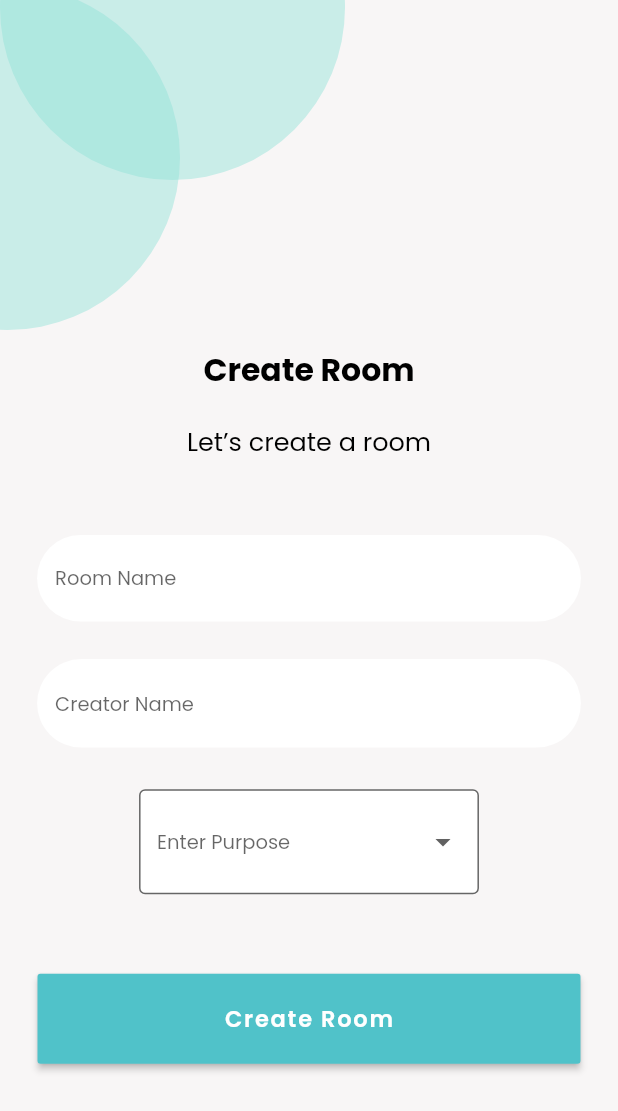
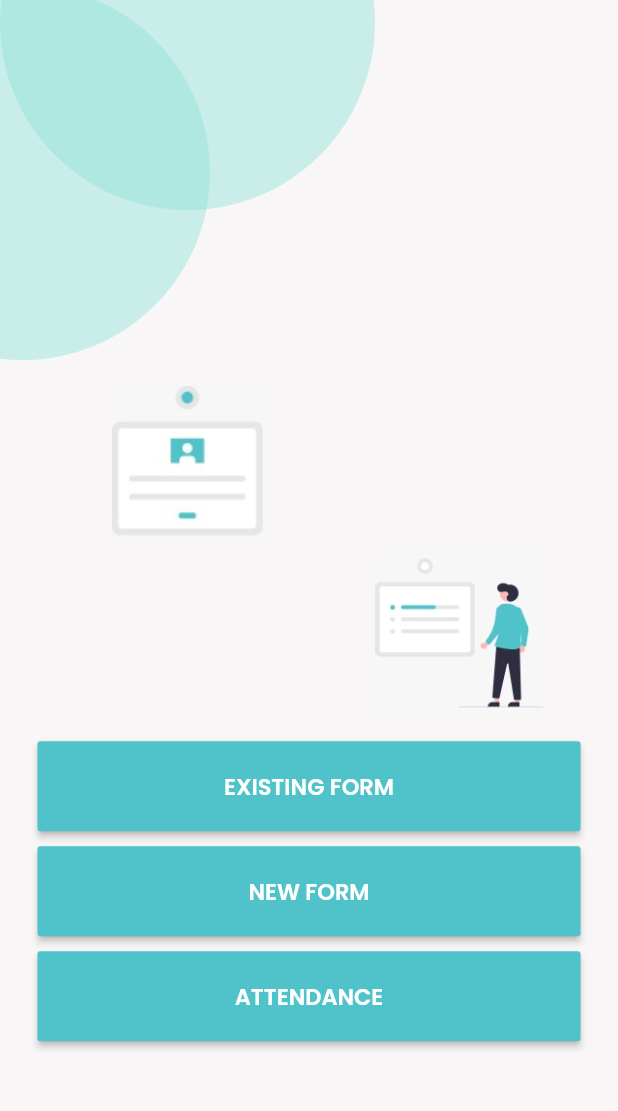
Before and after one commit to Crazzygamerr/SNDR, a Flutter app: the SampleFrontend screen opened by its route, after a tap on "CREATE ROOM", on a phone screen of 412 x 824 dp. Shown: the top 1111 px of the screen. Run offline on Flutter 3.47's test engine with Material 2 defaults, Android fonts, the phone set to English and light mode, and no system bars; our stand-ins replace camera, file_picker, open_filex; missing offline and left inert: nearby_connections.

Commit message:
cp
form types

```diff
--- /dev/null
+++ b/lib/CPSampleFormTypes.dart
@@ -0,0 +1,291 @@
+import 'package:flutter/material.dart';
+import 'package:provider/provider.dart';
+import 'dart:developer' as developer;
+
+class CPSampleFormTypes extends StatefulWidget {
+  const CPSampleFormTypes({Key? key}) : super(key: key);
+
+  @override
+  CPSampleFormTypesState createState() => CPSampleFormTypesState();
+}
+
+class CPSampleFormTypesState extends State<CPSampleFormTypes> {
+  @override
+  void initState() {
+    // void activate() {
+    super.initState();
+    super.activate();
+    // developer.log("init");
+    // startDis();
+    // WidgetsBinding.instance.addPostFrameCallback((_) {
+    //   context.read<NearbyService>().payloads = [{}];
+    // });
+  }
+
+  // void startDis() async {
+  //   await NearbyService().stopAllEndpoints();
+  //   String s = await NearbyService().startDiscovery();
+  //   if(s != 'true') {
+  //     showSnackbar(s);
+  //   }
+  // }
+
+  // @override
+  // void didChangeDependencies() {
+  //   super.didChangeDependencies();
+  //   // context.read<NearbyService>().addListener(changeRoute);
+
+  // }
+
+  // void changeRoute() {
+  //   if(context.read<NearbyService>().payloads[0].containsKey('content')
+  //     && context.read<NearbyService>().isDiscovering
+  //     && ModalRoute.of(context)!.settings.name != '/responsePage'
+  //     ){
+  //       Navigator.pushNamed(context, '/responsePage');
+  //     }
+  // }
+
+  @override
+  void dispose() {
+    // // void deactivate() {
+    //   NearbyService().stopDiscovery();
+    //   NearbyService().stopAllEndpoints();
+    // developer.log("dispose");
+    // context.read<NearbyService>().removeListener(changeRoute);
+    super.dispose();
+    // super.deactivate();
+  }
+
+  final ButtonStyle flatButtonStyle = TextButton.styleFrom(
+    backgroundColor: Color(0XFF50C2C9),
+    minimumSize: Size(88, 36),
+    padding: EdgeInsets.symmetric(horizontal: 20.0),
+    shape: const RoundedRectangleBorder(
+      borderRadius: BorderRadius.all(Radius.circular(2.0)),
+    ),
+  );
+
+  @override
+  Widget build(BuildContext context) {
+    return Scaffold(
+        backgroundColor: Color.fromARGB(255, 248, 246, 246),
+        body: SafeArea(
+            child: Column(children: [
+              Container(
+                  height: MediaQuery.of(context).size.height * 0.30,
+                  child: Stack(children: [
+                    // Positioned(
+                    //   top: 640,
+                    //   child: Container(
+                    //       margin: EdgeInsets.all(25),
+                    //       child: SizedBox(
+                    //         width: MediaQuery.of(context).size.width * 0.88,
+                    //         height: 60.0,
+                    //         child: ElevatedButton(
+                    //           style: flatButtonStyle,
+                    //           onPressed: () {
+                    //             Navigator.pushNamed(context, '/createForm');
+                    //           },
+                    //           child: Text(
+                    //             "CREATE ROOM",
+                    //             style: TextStyle(
+                    //               fontFamily: 'Poppins',
+                    //               fontSize: 15.0,
+                    //               fontWeight: FontWeight.w600,
+                    //             ),
+                    //           ),
+                    //         ),
+                    //       )),
+                    // ),
+                    // Positioned(
+                    //   top: 560,
+                    //   child: Container(
+                    //       margin: EdgeInsets.all(25),
+                    //       child: SizedBox(
+                    //         width: MediaQuery.of(context).size.width * 0.88,
+                    //         height: 60.0,
+                    //         child: ElevatedButton(
+                    //           style: flatButtonStyle,
+                    //           onPressed: () {
+                    //             Navigator.pushNamed(context, '/rooms');
+                    //           },
+                    //           child: Text(
+                    //             "JOIN ROOM",
+                    //             style: TextStyle(
+                    //               fontFamily: 'Poppins',
+                    //               fontSize: 15.0,
+                    //               fontWeight: FontWeight.w600,
+                    //             ),
+                    //           ),
+                    //         ),
+                    //       )),
+                    // ),
+                    // Positioned(
+                    //     top: 510,
+                    //     left: 145,
+                    //     child: Container(
+                    //       child: Text(
+                    //         'Go Ahead',
+                    //         style: TextStyle(
+                    //           fontFamily: 'Poppins',
+                    //           fontSize: 17.0,
+                    //           color: Colors.black,
+                    //           fontWeight: FontWeight.normal,
+                    //         ),
+                    //       ),
+                    //     )),
+                    // Positioned(
+                    //     top: 350,
+                    //     left: 124,
+                    //     child: Image(image: AssetImage('assets/welcomeScreenImg.png'))),
+                    // Positioned(
+                    //     top: 250,
+                    //     left: 117,
+                    //     child: Container(
+                    //       child: Text(
+                    //         'Welcome',
+                    //         style: TextStyle(
+                    //           fontFamily: 'Poppins',
+                    //           fontSize: 28.0,
+                    //           color: Colors.black,
+                    //           fontWeight: FontWeight.bold,
+                    //         ),
+                    //       ),
+                    //     )),
+
+                    Positioned(
+                        top: -10,
+                        left: -110,
+                        child: Container(
+                          height: 250,
+                          width: 250,
+                          decoration: BoxDecoration(
+                              shape: BoxShape.circle, color: Color(0x738FE1D7)),
+                        )),
+                    Positioned(
+                        top: -110,
+                        left: 0,
+                        child: Container(
+                          height: 250,
+                          width: 250,
+                          decoration: BoxDecoration(
+                              shape: BoxShape.circle, color: Color(0x738FE1D7)),
+                        )),
+                  ])),
+
+                Container(
+                  alignment: Alignment.topLeft,
+                  margin: EdgeInsets.all(10),
+                  padding: EdgeInsets.only(left:40),
+                  child: Image.asset('assets/formtypes2.jpeg',
+                    height: 100,
+                    width: 150,
+                  ),
+
+                ),
+
+                Container(
+                  alignment: Alignment.center,
+                  margin: EdgeInsets.all(5),
+                  padding: EdgeInsets.only( left:200,bottom:10),
+                  child: Image.asset('assets/Formtypes1.jpeg',
+                    height: 100,
+                    width: 150,
+                  ),
+                ),
+
+              Container(
+                  padding: EdgeInsets.only(top: 2),
+                  margin: EdgeInsets.only(top: 5, right: 25, left: 25),
+                  child: SizedBox(
+                    width: MediaQuery.of(context).size.width * 0.88,
+                    height: 60.0,
+                    child: ElevatedButton(
+                      style: flatButtonStyle,
+                      onPressed: () {
+                        Navigator.pushNamed(context, '/sampleCreateForm');
+                      },
+                      child: Text(
+                        "EXISTING FORM",
+                        style: TextStyle(
+                          fontFamily: 'Poppins',
+                          fontSize: 15.0,
+                          fontWeight: FontWeight.w600,
+                        ),
+                      ),
+                    ),
+                  )),
+              Container(
+                  padding: EdgeInsets.only(top: 2),
+                  margin: EdgeInsets.only(top: 8, right: 25, left: 25),
+
+                  child: SizedBox(
+                    width: MediaQuery.of(context).size.width * 0.88,
+                    height: 60.0,
+                    child: ElevatedButton(
+                      style: flatButtonStyle,
+                      onPressed: () {
+                        Navigator.pushNamed(context, '/sampleCreateForm');
+                      },
+                      child: Text(
+                        "NEW FORM",
+                        style: TextStyle(
+                          fontFamily: 'Poppins',
+                          fontSize: 15.0,
+                          fontWeight: FontWeight.w600,
+                        ),
+                      ),
+                    ),
+                  )),
+              Container(
+                  padding: EdgeInsets.only(top: 2),
+                  margin: EdgeInsets.only(top: 8, right: 25, left: 25),
+                  child: SizedBox(
+                    width: MediaQuery.of(context).size.width * 0.88,
+                    height: 60.0,
+                    child: ElevatedButton(
+                      style: flatButtonStyle,
+                      onPressed: () {
+                        Navigator.pushNamed(context, '/sampleCreateForm');
+                      },
+                      child: Text(
+                        "ATTENDANCE",
+                        style: TextStyle(
+                          fontFamily: 'Poppins',
+                          fontSize: 15.0,
+                          fontWeight: FontWeight.w600,
+                        ),
+                      ),
+                    ),
+                  )),
+            ])
+          // appBar: AppBar(
+          //   title: const Text('Sample'),
+          // ),
+
+          // body: SafeArea(
+          //   child: Center(
+          //     child: Row(mainAxisAlignment: MainAxisAlignment.start, children: [
+          //       Align(
+          //         widthFactor: 0.3,
+          //         child: CircleAvatar(
+          //           backgroundColor: Colors.blueAccent,
+          //           radius: 70.0,
+          //         ),
+          //       ),
+          //       Text(
+          //         'Welcome',
+          //         style: TextStyle(
+          //           fontFamily: 'Poppins.SemiBold',
+          //           fontSize: 30.0,
+          //           color: Colors.teal,
+          //           fontWeight: FontWeight.bold,
+          //         ),
+          //       ),
+          //     ]),
+          //   ),
+          // ),
+        ));
+  }
+}
--- a/lib/SampleFrontend.dart
+++ b/lib/SampleFrontend.dart
@@ -223,7 +223,7 @@ class SampleFrontendState extends State<SampleFrontend> {
                 child: ElevatedButton(
                   style: flatButtonStyle,
                   onPressed: () {
-                    Navigator.pushNamed(context, '/sampleCreateForm');
+                    Navigator.pushNamed(context, '/cpSampleFormTypes');
                   },
                   child: Text(
                     "CREATE ROOM",
--- a/lib/main.dart
+++ b/lib/main.dart
@@ -8,6 +8,7 @@ import 'package:sdl/Rooms.dart';
 import 'package:sdl/SampleFrontend.dart';
 import 'package:sdl/SampleCreateForm.dart';
 import 'package:sdl/SampleCreate.dart';
+import 'package:sdl/CPSampleFormTypes.dart';
 
 // TODO: Mark attendance & UUID
 // Rate limiting
@@ -93,6 +94,9 @@ Route<dynamic> generateRoute(RouteSettings settings) {
     case '/sampleCreate':
       return MaterialPageRoute(
           settings: settings, builder: (_) => const SampleCreate());
+    case '/cpSampleFormTypes':
+      return MaterialPageRoute(
+          settings: settings, builder: (_) => const CPSampleFormTypes());
 
     default:
       return MaterialPageRoute(
--- a/pubspec.yaml
+++ b/pubspec.yaml
@@ -65,6 +65,8 @@ flutter:
   # To add assets to your application, add an assets section, like this:
   assets:
     - assets/welcomeScreenImg.png
+    - assets/Formtypes1.jpeg
+    - assets/formtypes2.jpeg
   #   - images/a_dot_ham.jpeg
 
   # An image asset can refer to one or more resolution-specific "variants", see
```
Also changed, not shown: assets/Formtypes1.jpeg (added), assets/formtypes2.jpeg (added).
